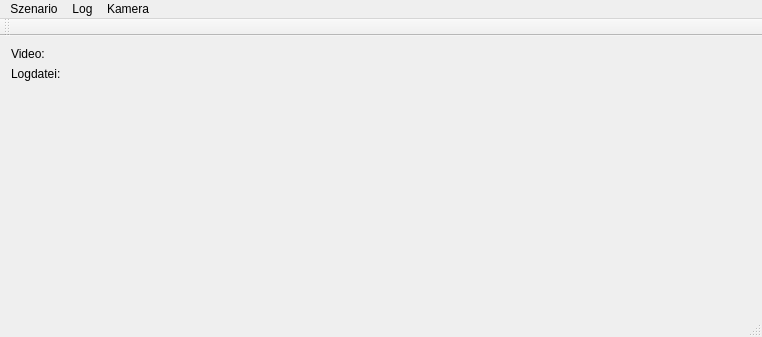
This is micromagiceye.ui in osfriese/micromagiceye as Qt 5 draws it before an edit. The edited form follows.
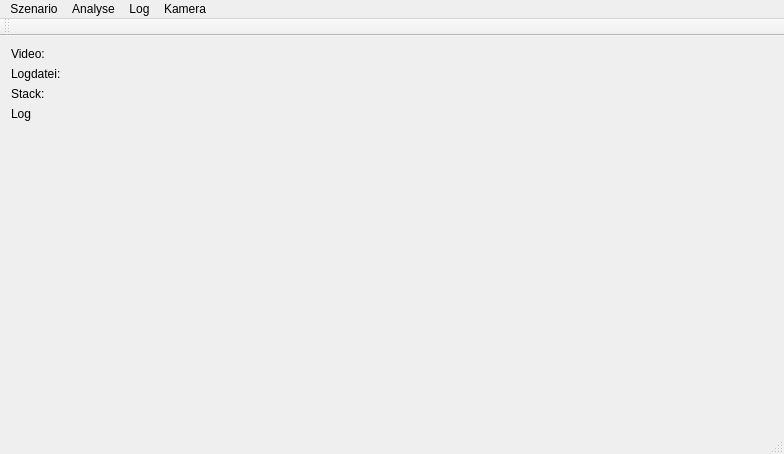
This is the edited form.

```diff
--- a/micromagiceye.ui
+++ b/micromagiceye.ui
@@ -6,8 +6,8 @@
    <rect>
     <x>0</x>
     <y>0</y>
-    <width>762</width>
-    <height>337</height>
+    <width>784</width>
+    <height>454</height>
    </rect>
   </property>
   <property name="windowTitle">
@@ -19,11 +19,17 @@
      <rect>
       <x>0</x>
       <y>0</y>
-      <width>421</width>
-      <height>141</height>
+      <width>351</width>
+      <height>371</height>
      </rect>
     </property>
-    <layout class="QFormLayout" name="formLayout">
+    <layout class="QFormLayout" name="FormelLayout">
+     <property name="sizeConstraint">
+      <enum>QLayout::SetDefaultConstraint</enum>
+     </property>
+     <property name="fieldGrowthPolicy">
+      <enum>QFormLayout::AllNonFixedFieldsGrow</enum>
+     </property>
      <item row="0" column="0">
       <widget class="QLabel" name="label">
        <property name="text">
@@ -52,6 +58,34 @@
        </property>
       </widget>
      </item>
+     <item row="2" column="0">
+      <widget class="QLabel" name="label_3">
+       <property name="text">
+        <string>Stack:</string>
+       </property>
+      </widget>
+     </item>
+     <item row="3" column="0">
+      <widget class="QLabel" name="label_5">
+       <property name="text">
+        <string>Log</string>
+       </property>
+      </widget>
+     </item>
+     <item row="3" column="1">
+      <widget class="QLabel" name="lblLog">
+       <property name="text">
+        <string/>
+       </property>
+      </widget>
+     </item>
+     <item row="2" column="1">
+      <widget class="QLabel" name="lblStack">
+       <property name="text">
+        <string/>
+       </property>
+      </widget>
+     </item>
     </layout>
    </widget>
   </widget>
@@ -60,8 +94,8 @@
     <rect>
      <x>0</x>
      <y>0</y>
-     <width>762</width>
-     <height>23</height>
+     <width>784</width>
+     <height>29</height>
     </rect>
    </property>
    <widget class="QMenu" name="menuLog">
@@ -94,9 +128,20 @@
     </property>
     <addaction name="actionKalibrieren"/>
     <addaction name="actionLiveKalibrieren"/>
-    <addaction name="actionLED_erkennen"/>
+   </widget>
+   <widget class="QMenu" name="menuHorizont">
+    <property name="title">
+     <string>Analyse</string>
+    </property>
+    <addaction name="actionHorizont_Labeln"/>
+    <addaction name="actionHorizont_analysieren"/>
+    <addaction name="actionSchnelle_analyse"/>
+    <addaction name="actionParameter_Analysieren"/>
+    <addaction name="separator"/>
+    <addaction name="actionObjekte_analysieren"/>
    </widget>
    <addaction name="menuTest"/>
+   <addaction name="menuHorizont"/>
    <addaction name="menuLog"/>
    <addaction name="menuKamera"/>
   </widget>
```
Left out of the diff: 44 changed lines with no effect on the pictures.
